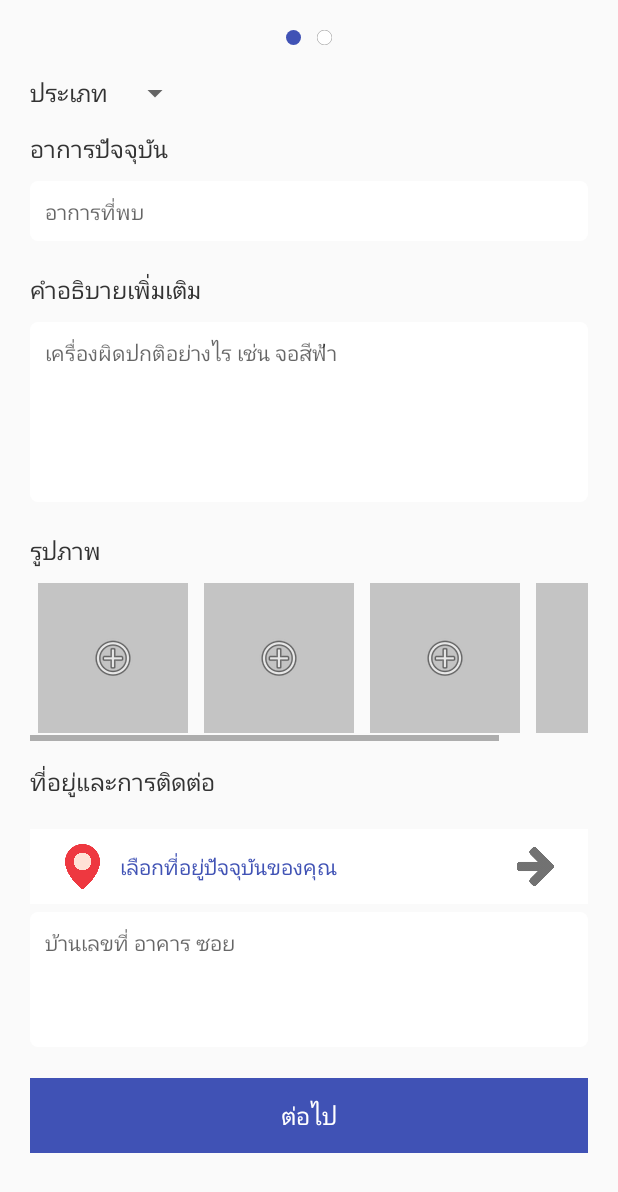
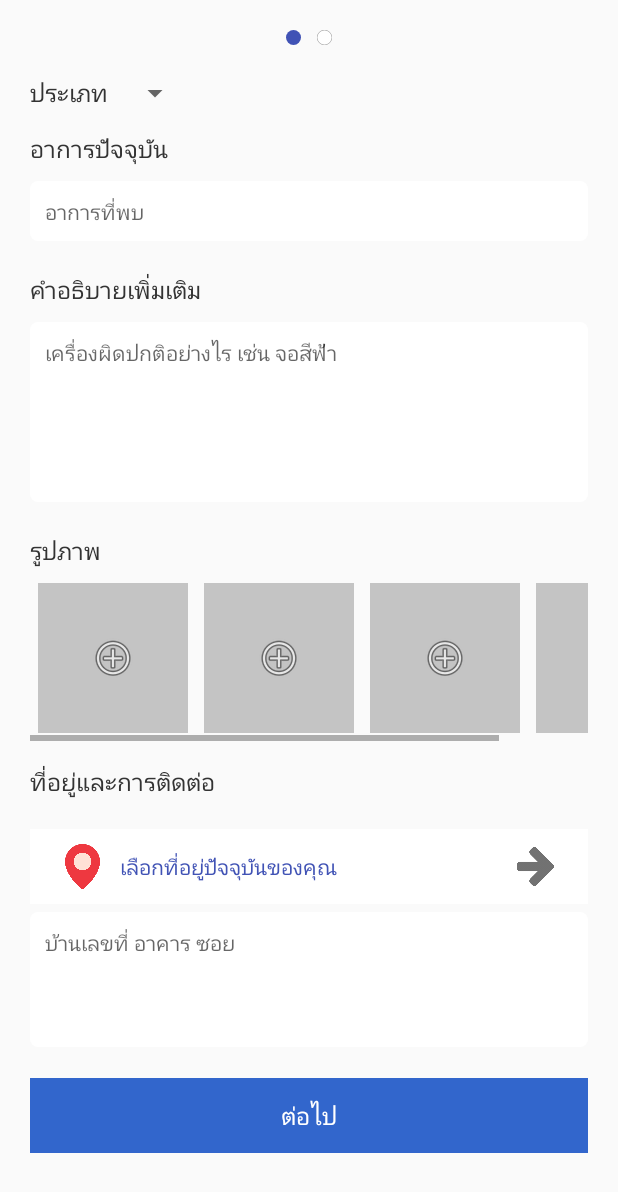
Before and after one commit to nestjs57/ComcareCustomer, an Android app: the layout activity_add_detail.xml on its own in the app's theme, with its tools: preview values and no code run, on a phone screen of 412 x 824 dp. Shown: the top 1192 px of the screen. Run offline under Robolectric (Android 15) with nearby library versions, the phone set to English and light mode, and no system bars.

Commit message:
แก้ระยะห่างระหว่างบรรทัดใน EDT, Tv เปลี่ยนธีมสีแอป

```diff
--- a/app/src/main/res/layout/activity_add_detail.xml
+++ b/app/src/main/res/layout/activity_add_detail.xml
@@ -122,7 +122,8 @@
                     android:maxLength="168"
                     android:padding="10dp"
                     android:textColor="#333"
-                    android:textSize="14sp" />
+                    android:textSize="14sp"
+                    android:lineSpacingExtra="10dp"/>
 
                 <TextView
                     android:id="@+id/textview3"
@@ -258,6 +259,7 @@
                     android:gravity="top"
                     android:hint="บ้านเลขที่ อาคาร ซอย"
                     android:inputType="textMultiLine"
+                    android:lineSpacingExtra="10dp"
                     android:maxHeight="120dp"
                     android:maxLength="168"
                     android:padding="10dp"
--- a/app/src/main/res/layout/activity_sum_detail.xml
+++ b/app/src/main/res/layout/activity_sum_detail.xml
@@ -137,6 +137,7 @@
                         android:layout_marginTop="5dp"
                         android:background="@drawable/meterial_ph_white"
                         android:padding="10dp"
+                        android:lineSpacingExtra="10dp"
                         android:text="เปิดเครื่องไม่ได้ ขึ้นจอสีฟ้า"
                         android:textColor="#333" />
 
@@ -160,6 +161,7 @@
                         android:background="@drawable/meterial_ph_white"
                         android:maxLength="168"
                         android:padding="10dp"
+                        android:lineSpacingExtra="10dp"
                         android:text="Windows เปิดไม่ขึ้น พอเปิดเครื่องขึ้นคำว่าRecoveryอะไรซักอย่าง เเล้วก็Restartใหม่เรื่อยๆ"
                         android:textColor="#333" />
 
@@ -253,6 +255,7 @@
                         android:maxLength="168"
                         android:padding="10dp"
                         android:text="30 ราษฏร์บูรณะ แขวงบางปะกอก กรุงเทพ 10140"
+                        android:lineSpacingExtra="10dp"
                         android:textColor="#333" />
 
 
--- a/app/src/main/res/layout/status_detail.xml
+++ b/app/src/main/res/layout/status_detail.xml
@@ -332,6 +332,7 @@
                             android:layout_width="match_parent"
                             android:layout_height="wrap_content"
                             android:text="30 บางปะกอก ราษฎร์บูรณะ กรุงเทพ 10140"
+                            android:lineSpacingExtra="10dp"
                             android:textColor="#333"
                             android:textSize="16dp" />
 
@@ -389,6 +390,7 @@
                             android:layout_height="wrap_content"
                             android:layout_marginBottom="5dp"
                             android:text="คอมเปิดไม่ติดเลยอะจ้า"
+                            android:lineSpacingExtra="10dp"
                             android:textColor="#333"
                             android:textSize="16dp" />
 
@@ -448,7 +450,8 @@
                             android:maxLines="3"
                             android:text="เครื่องมันดังตี๊ดๆ ไม่รู้จะทำยังไงดีค่า เสียใจมาก ทำอะไรไม่ได้เลยอ่า"
                             android:textColor="#333"
-                            android:textSize="16dp" />
+                            android:textSize="16dp"
+                            android:lineSpacingExtra="10dp"/>
 
                     </LinearLayout>
                 </LinearLayout>
--- a/app/src/main/res/values/colors.xml
+++ b/app/src/main/res/values/colors.xml
@@ -1,6 +1,6 @@
 <?xml version="1.0" encoding="utf-8"?>
 <resources>
-    <color name="colorPrimary">#4052b5</color>
-    <color name="colorPrimaryDark">#303f9f</color>
-    <color name="colorAccent">#FF4081</color>
+    <color name="colorPrimary">#3266cc</color>
+    <color name="colorPrimaryDark">#000000</color>
+    <color name="colorAccent">#40afff</color>
 </resources>
```
Also changed, not shown: app/src/main/java/com/comcare/comcarecustomer/MainActivity.java (+27 -18 lines), app/src/main/res/layout/activity_login.xml (+4 -6 lines), app/src/main/res/menu/activity_main_drawer.xml (+10 -11 lines), 1 other file.
